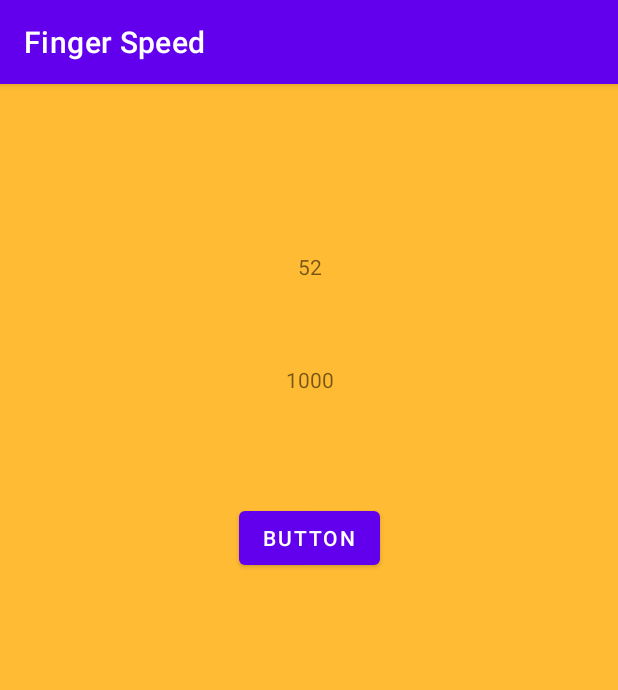
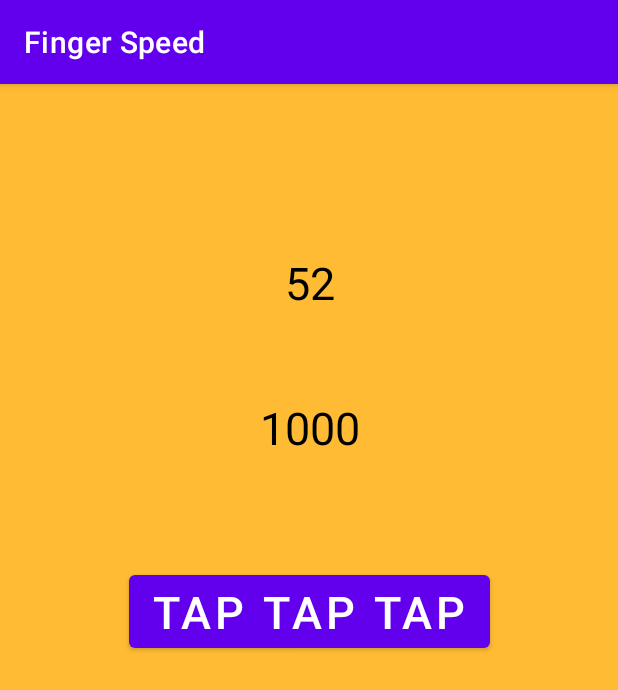
Before and after one commit to dks2001/Finger-Speed, an Android app: the screen it shows after launch (MainActivity), on a phone screen of 412 x 824 dp. Shown: the top 690 px of the screen. Run offline under Robolectric (Android 15) with nearby library versions, the phone set to English and light mode, and no system bars.

Commit message:
Change Button text and font

```diff
--- a/app/src/main/res/layout/activity_main.xml
+++ b/app/src/main/res/layout/activity_main.xml
@@ -13,6 +13,8 @@
         android:layout_height="wrap_content"
         android:layout_marginTop="112dp"
         android:text="Timer"
+        android:textColor="@color/black"
+        android:textSize="30sp"
         app:layout_constraintEnd_toEndOf="parent"
         app:layout_constraintHorizontal_bias="0.501"
         app:layout_constraintStart_toStartOf="parent"
@@ -24,6 +26,8 @@
         android:layout_height="wrap_content"
         android:layout_marginTop="56dp"
         android:text="1000"
+        android:textColor="@color/black"
+        android:textSize="30sp"
         app:layout_constraintEnd_toEndOf="parent"
         app:layout_constraintHorizontal_bias="0.501"
         app:layout_constraintStart_toStartOf="parent"
@@ -34,7 +38,8 @@
         android:layout_width="wrap_content"
         android:layout_height="wrap_content"
         android:layout_marginTop="72dp"
-        android:text="Button"
+        android:text="tap tap tap"
+        android:textSize="30sp"
         app:layout_constraintEnd_toEndOf="parent"
         app:layout_constraintStart_toStartOf="parent"
         app:layout_constraintTop_toBottomOf="@+id/taptextview" />
```
